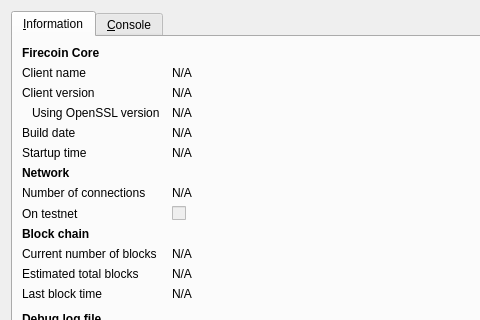
Above: src/qt/forms/rpcconsole.ui from juhcoin/Juhcoin before the change; both pictures show x 0 to 480 and y 0 to 320 of the 740 by 450 pixel window. Below: the same form after it.
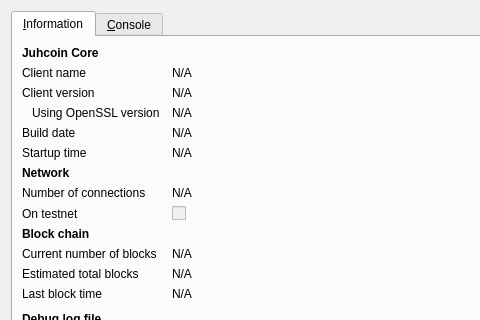
That is the form after the change. Icons and pictures are not drawn.

Patch:
```diff
--- a/src/qt/forms/rpcconsole.ui
+++ b/src/qt/forms/rpcconsole.ui
@@ -36,7 +36,7 @@
           </font>
          </property>
          <property name="text">
-          <string>Firecoin Core</string>
+          <string>Juhcoin Core</string>
          </property>
         </widget>
        </item>
```
Left out of the diff: 6 changed lines with no effect on the pictures.
